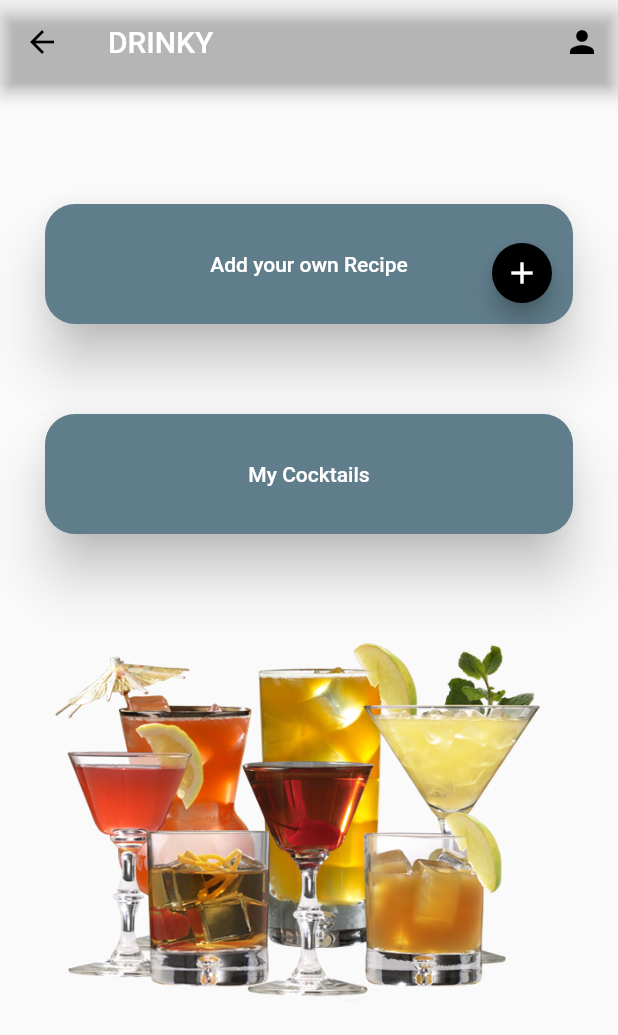
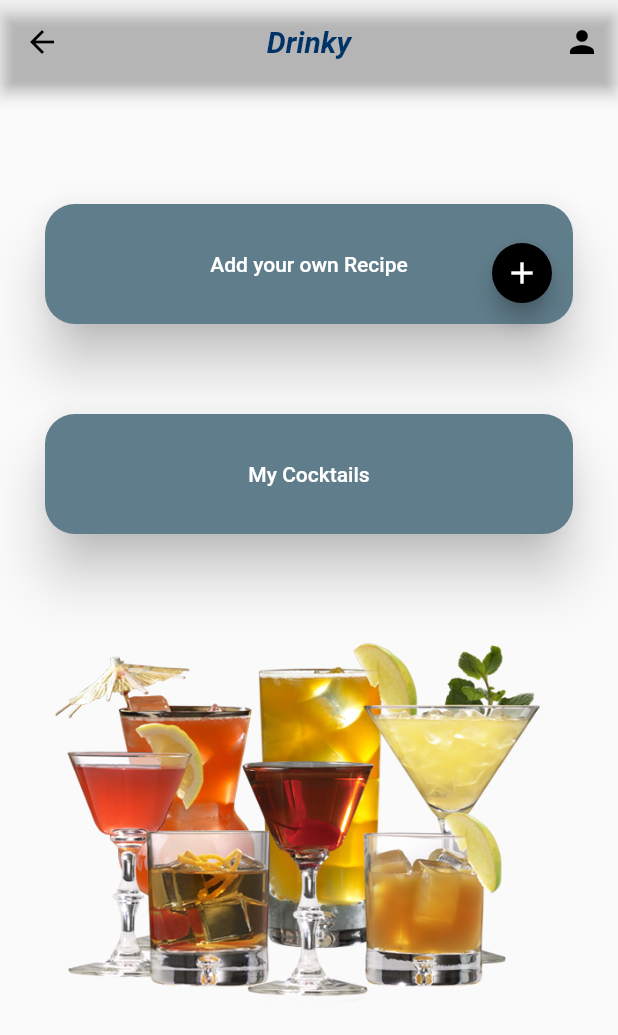
Before and after one commit to akovacheva/CocktailApp, a Flutter app: the ProfileScreen screen opened directly, on a phone screen of 412 x 824 dp. Shown: the top 1035 px of the screen. Run offline on Flutter 3.47's test engine with Material 2 defaults, Android fonts, the phone set to English and light mode, and no system bars.

Commit message:
resolved conflicts

```diff
--- a/lib/constraints.dart
+++ b/lib/constraints.dart
@@ -8,6 +8,7 @@ const txtFieldBorderColor = Colors.grey;
 const focusedTxtFieldBorderColor = Colors.lightBlue;
 const btnColor = Colors.blueGrey;
 const containerColor = Colors.black12;
+const titleColor = Color(0xFF003366);
 
 const borderSide = BorderSide(
   color: focusedTxtFieldBorderColor,
--- a/lib/main.dart
+++ b/lib/main.dart
@@ -1,5 +1,6 @@
 import 'package:cocktailapp/constraints.dart';
 import 'package:cocktailapp/ui_windows/search_window.dart';
+import 'package:cocktailapp/ui_windows/signIn_window.dart';
 import 'package:flutter/material.dart';
 import 'package:flutter/services.dart';
 import 'package:cocktailapp/ui_windows/profile_window.dart';
@@ -39,7 +40,7 @@ class MyCocktailApp extends StatelessWidget {
             ),
           ),
           // Main Content
-          SearchWindow(),
+          SignInWindow(),
         ],
       ),
     );
@@ -57,7 +58,18 @@ class CommonAppBar extends StatelessWidget implements PreferredSizeWidget {
   Widget build(BuildContext context) {
     return AppBar(
     backgroundColor: appBarColor, // Set transparent background
-    title: const Text('DRINKY'),
+        title: Text("Drinky",
+          style: TextStyle(
+            fontStyle: FontStyle.italic, // Change to your desired font style
+            color: titleColor, // Change to your desired text color
+            fontSize: 20, // Change to your desired font size
+            fontWeight: FontWeight.bold, // Optionally, set font weight
+          ),),
+        centerTitle: true,
+      // leading:
+      // Image.asset(
+      //     "assets/images/logob.png",
+      // ),
     actions: [
     IconButton(
     icon: const Icon(Icons.person),
--- a/pubspec.yaml
+++ b/pubspec.yaml
@@ -67,6 +67,8 @@ flutter:
      - assets/images/alcohol-bar-beer-beverage.jpg
      - assets/images/blue.png
      - assets/images/my_cocktails_image.png
+     - assets/images/logo.png
+
   #   - images/a_dot_ham.jpeg
 
   # An image asset can refer to one or more resolution-specific "variants", see
```
Also changed, not shown: lib/components/authentication_widget.dart (added, +32 -0 lines), lib/ui_windows/signIn_window.dart (added, +38 -0 lines), assets/images/logo.png (added), assets/images/logob.png (added), lib/ui_windows/signUp_window.dart (added).
